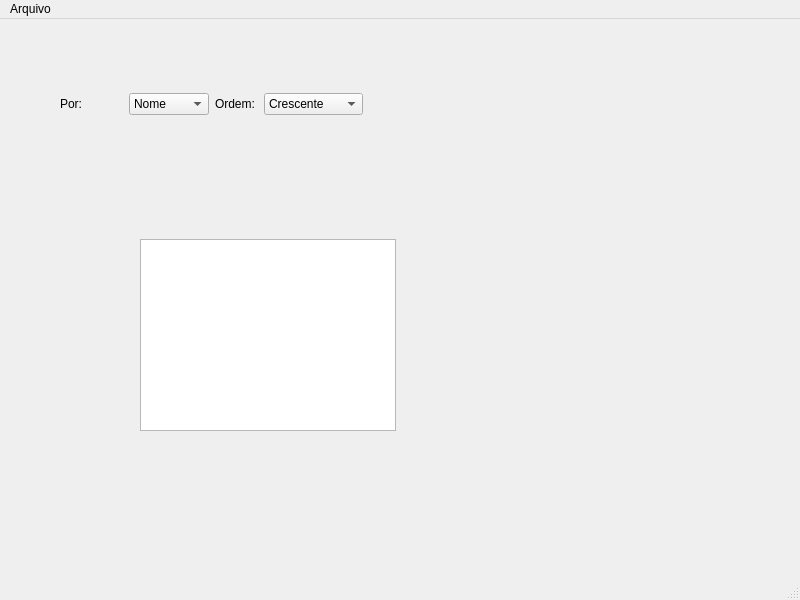
First picture: the form in mainwindow.ui, repository FilipeMrFerracioli/Projeto-manipulacao-de-arquivos-com-lista-ed1--corre-o-, before the edit.
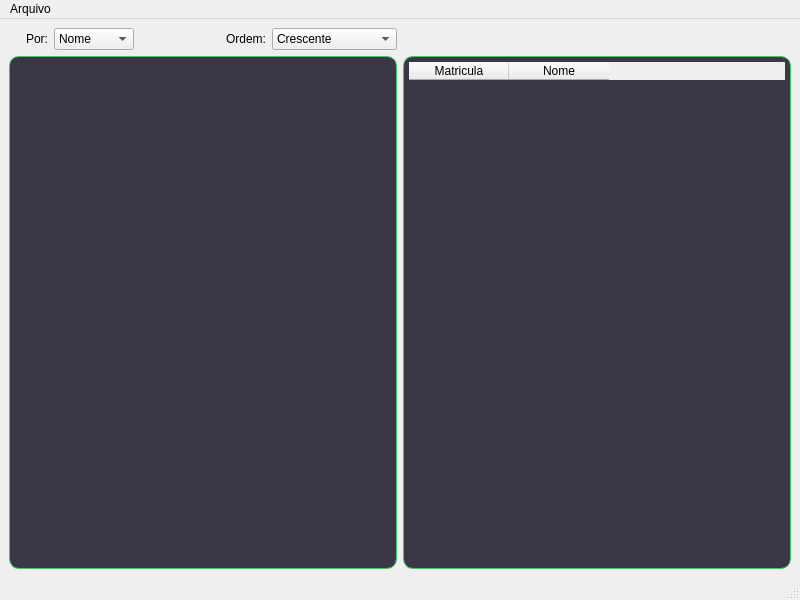
Second picture: the form after the edit. Icons and pictures are not drawn.

```diff
--- a/mainwindow.ui
+++ b/mainwindow.ui
@@ -11,35 +11,85 @@
    </rect>
   </property>
   <property name="windowTitle">
-   <string>MainWindow</string>
+   <string>Projeto manipulação de arquivos</string>
+  </property>
+  <property name="windowIcon">
+   <iconset resource="MyFiles.qrc">
+    <normaloff>:/MyFiles/icon.png</normaloff>:/MyFiles/icon.png</iconset>
+  </property>
+  <property name="styleSheet">
+   <string notr="true">QWidget{
+	background-color:#3EEEEEE;
+	/*color: #fff;*/
+}
+
+QMenuBar {
+	background-color:#3EEEEEE;
+}
+
+QPushButton{  
+	background:linear-gradient(to bottom, #44c767 5%, #5cbf2a 100%);
+	background-color:#44c767;
+	border-radius:10%;
+	border:1px solid #18ab29;
+	display:inline-block;
+	cursor:pointer;
+	color:#ffffff;
+	font-family:Arial;
+	font-size:22px;
+	padding:3px 3px;
+	text-decoration:none;
+	text-shadow:0px 1px 0px #2f6627;
+}
+
+QPushButton:hover{
+	background:linear-gradient(to bottom, #5cbf2a 5%, #44c767 100%);
+	background-color:#5cbf2a;
+}
+
+QPushButton:disabled {
+  background-color:rgba(68, 199, 103, 0.5);
+  border:rgba(68, 199, 103, 0.5);
+}
+
+QTableWidget {
+	 padding: 5px;
+     font-size: 16px;
+     border-width: 1px;
+     border-color: #44c767;
+     background-color: #3A3845;
+     color: #fff;
+     border-style: solid;
+     border-radius: 10%;
+     box-shadow: 0px 0px 0px rgba(66,66,66,.75);
+     text-shadow: 0px 0px 0px rgba(66,66,66,.75);
+}
+
+QTextEdit{
+     padding: 5px;
+     font-size: 16px;
+     border-width: 1px;
+     border-color: #44c767;
+     background-color: #3A3845;
+     color: #fff;
+     border-style: solid;
+     border-radius: 10%;
+     box-shadow: 0px 0px 0px rgba(66,66,66,.75);
+     text-shadow: 0px 0px 0px rgba(66,66,66,.75);
+}</string>
   </property>
   <widget class="QWidget" name="centralwidget">
-   <widget class="QTextEdit" name="textEditSaida">
-    <property name="geometry">
-     <rect>
-      <x>140</x>
-      <y>220</y>
-      <width>256</width>
-      <height>192</height>
-     </rect>
-    </property>
-   </widget>
-   <widget class="QWidget" name="layoutWidget">
-    <property name="geometry">
-     <rect>
-      <x>60</x>
-      <y>70</y>
-      <width>303</width>
-      <height>30</height>
-     </rect>
-    </property>
+   <layout class="QGridLayout" name="gridLayout">
+    <item row="0" column="0">
     <layout class="QHBoxLayout" name="horizontalLayout_3">
      <item>
+       <layout class="QHBoxLayout" name="horizontalLayout_2">
+        <item>
       <layout class="QHBoxLayout" name="horizontalLayout">
        <item>
         <widget class="QLabel" name="label">
          <property name="text">
-          <string>Por:</string>
+             <string>&lt;html&gt;&lt;head/&gt;&lt;body&gt;&lt;p align=&quot;right&quot;&gt;Por:&lt;/p&gt;&lt;/body&gt;&lt;/html&gt;</string>
          </property>
         </widget>
        </item>
@@ -60,11 +110,9 @@
       </layout>
      </item>
      <item>
-      <layout class="QHBoxLayout" name="horizontalLayout_2">
-       <item>
         <widget class="QLabel" name="label_2">
          <property name="text">
-          <string>Ordem:</string>
+           <string>&lt;html&gt;&lt;head/&gt;&lt;body&gt;&lt;p align=&quot;right&quot;&gt;Ordem:&lt;/p&gt;&lt;/body&gt;&lt;/html&gt;</string>
          </property>
         </widget>
        </item>
@@ -85,7 +133,29 @@
       </layout>
      </item>
     </layout>
-   </widget>
+    </item>
+    <item row="1" column="0">
+     <widget class="QTextEdit" name="textEditSaida">
+      <property name="enabled">
+       <bool>true</bool>
+      </property>
+     </widget>
+    </item>
+    <item row="1" column="1">
+     <widget class="QTableWidget" name="tableWidgetGrid">
+      <column>
+       <property name="text">
+        <string>Matricula</string>
+       </property>
+      </column>
+      <column>
+       <property name="text">
+        <string>Nome</string>
+       </property>
+      </column>
+     </widget>
+    </item>
+   </layout>
   </widget>
   <widget class="QMenuBar" name="menubar">
    <property name="geometry">
```
Left out of the diff: 4 changed lines with no effect on the pictures. Lines whose indentation alone changed are shown as unchanged.
